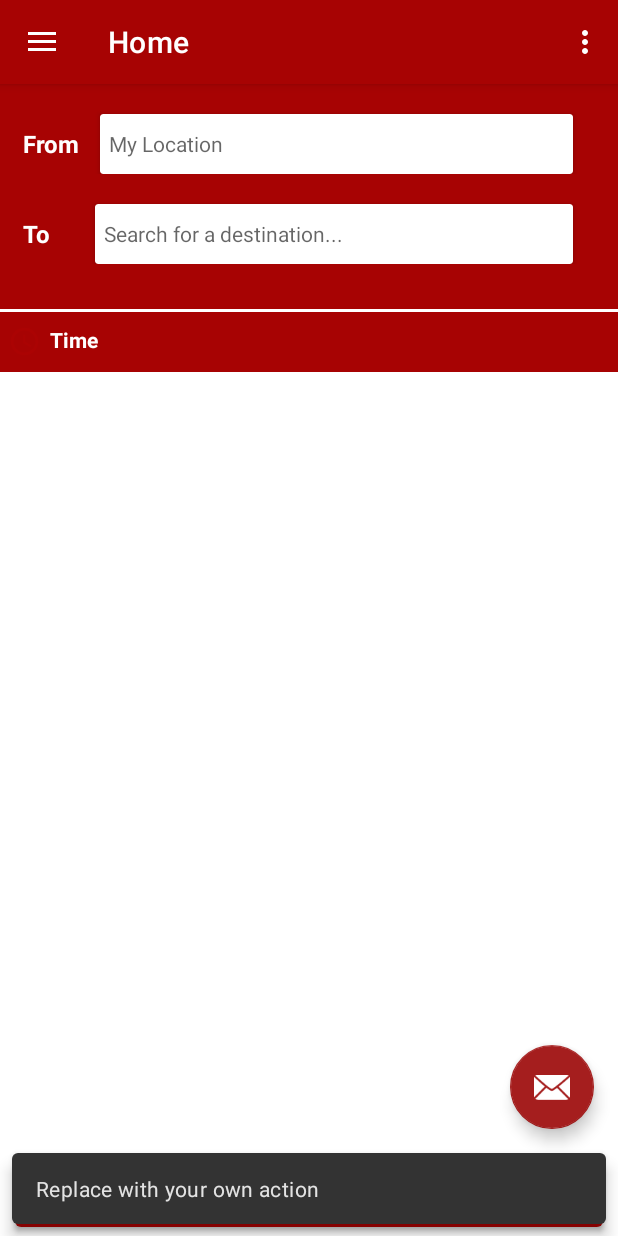
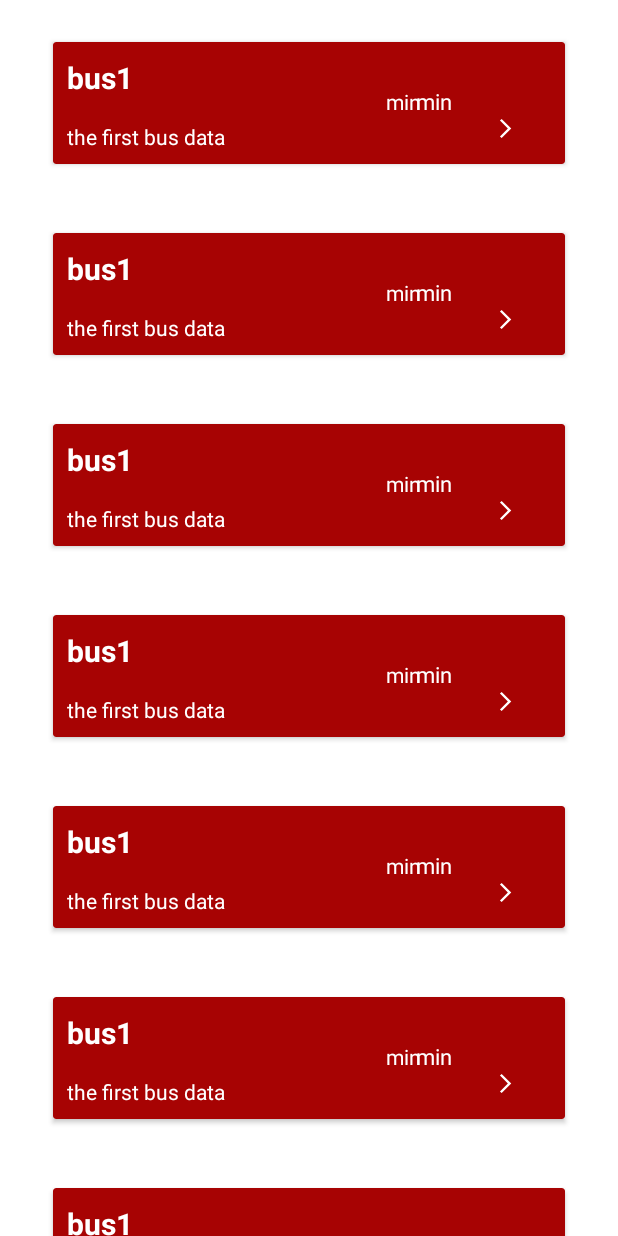
Before and after one commit to HashBusProject/UserApplication, an Android app: the MainActivity screen opened directly, with no data from a screen before it, after a tap on an icon or button, on a phone screen of 412 x 824 dp. Run offline under Robolectric (Android 15) with nearby library versions, the phone set to English and light mode, and no system bars; our stand-ins replace navigation-ui; 1 statement that could not run was skipped.

Commit message:
fix this error

```diff
--- a/app/src/main/java/com/hashimte/hashbus1/MainActivity.java
+++ b/app/src/main/java/com/hashimte/hashbus1/MainActivity.java
@@ -1,5 +1,6 @@
 package com.hashimte.hashbus1;
 
+import android.content.Intent;
 import android.os.Bundle;
 import android.view.View;
 import android.view.Menu;
@@ -15,6 +16,7 @@ import androidx.navigation.ui.NavigationUI;
 import androidx.drawerlayout.widget.DrawerLayout;
 import androidx.appcompat.app.AppCompatActivity;
 import com.hashimte.hashbus1.databinding.ActivityMainBinding;
+import com.hashimte.hashbus1.ui.search.RecyclerSearchActivity;
 
 public class MainActivity extends AppCompatActivity {
 
@@ -34,6 +36,8 @@ public class MainActivity extends AppCompatActivity {
             public void onClick(View view) {
                 Snackbar.make(view, "Replace with your own action", Snackbar.LENGTH_LONG)
                         .setAction("Action", null).show();
+                Intent intent=new Intent(MainActivity.this, RecyclerSearchActivity.class);
+                startActivity(intent);
             }
         });
 
--- /dev/null
+++ b/app/src/main/java/com/hashimte/hashbus1/ui/search/RecyclerSearchActivity.java
@@ -0,0 +1,45 @@
+package com.hashimte.hashbus1.ui.search;
+
+import androidx.appcompat.app.AppCompatActivity;
+import androidx.recyclerview.widget.LinearLayoutManager;
+import  androidx.recyclerview.widget.RecyclerView;
+import android.os.Bundle;
+import android.widget.CalendarView;
+
+import com.hashimte.hashbus1.R;
+
+public class RecyclerSearchActivity extends AppCompatActivity {
+    private RecyclerView recyclerView;
+    private SearchData[]searchData;
+
+
+    @Override
+    protected void onCreate(Bundle savedInstanceState) {
+        super.onCreate(savedInstanceState);
+        setContentView(R.layout.activity_recycler_search);
+       recyclerView =  findViewById(R.id.searchRecyclerView);
+       recyclerView.setHasFixedSize(true);
+       recyclerView.setLayoutManager(new LinearLayoutManager(this));
+
+
+        searchData=new SearchData[]{
+                new SearchData("bus1", "the first bus data",22,"min"),
+                new SearchData("bus1", "the first bus data",22,"min"),
+                new SearchData("bus1", "the first bus data",22,"min"),
+                new SearchData("bus1", "the first bus data",22,"min"),
+                new SearchData("bus1", "the first bus data",22,"min"),
+                new SearchData("bus1", "the first bus data",22,"min"),
+                new SearchData("bus1", "the first bus data",22,"min"),
+                new SearchData("bus1", "the first bus data",22,"min"),
+
+
+
+        };
+
+        SearchAdapter searchAdapter=new SearchAdapter(searchData,RecyclerSearchActivity.this);
+        recyclerView.setAdapter(searchAdapter);
+
+
+
+    }
+}
--- /dev/null
+++ b/app/src/main/java/com/hashimte/hashbus1/ui/search/SearchAdapter.java
@@ -0,0 +1,80 @@
+package com.hashimte.hashbus1.ui.search;
+
+
+
+import android.content.Context;
+
+import android.view.LayoutInflater;
+import android.view.View;
+import android.view.ViewGroup;
+
+import android.widget.TextView;
+import android.widget.Toast;
+
+import androidx.annotation.NonNull;
+import androidx.recyclerview.widget.RecyclerView;
+
+import com.google.android.material.textview.MaterialTextView;
+import com.hashimte.hashbus1.R;
+
+public class SearchAdapter extends RecyclerView.Adapter<SearchAdapter.ViewHolder>{
+  private SearchData[] searchData;
+    private Context context;
+
+
+    public SearchAdapter(SearchData[] searchData, Context context) {
+        this.searchData = searchData;
+        this.context = context;
+    }
+
+    @NonNull
+    @Override
+    public ViewHolder onCreateViewHolder(@NonNull ViewGroup parent, int viewType) {
+        LayoutInflater layoutInflater=LayoutInflater.from(parent.getContext());
+        View view=layoutInflater.inflate(R.layout.search_card,parent,false);
+
+        return new ViewHolder(view);
+    }
+
+    @Override
+    public void onBindViewHolder(@NonNull SearchAdapter.ViewHolder holder, int position) {
+       final SearchData searchData1=searchData[position];
+        holder.startLocation.setText(searchData1.getStartLocation());
+        holder.endLocation.setText(searchData1.getEndLocation());
+        holder.waitTime.setText(searchData1.getWaitTime());
+        holder.waitTime.setText(searchData1.getWaitMinTime());
+
+
+        holder.itemView.setOnClickListener(new View.OnClickListener() {
+            @Override
+            public void onClick(View view) {
+
+
+
+                Toast.makeText(context, searchData1.getStartLocation(), Toast.LENGTH_SHORT).show();
+
+            }
+        });
+    }
+
+    @Override
+    public int getItemCount() {
+
+        return searchData.length;
+    }
+    public class ViewHolder extends RecyclerView.ViewHolder{
+
+        MaterialTextView startLocation,endLocation,waitMinTime,waitTime;
+        public ViewHolder(@NonNull View itemView) {
+
+
+            super(itemView);
+           startLocation=itemView.findViewById(R.id.startLocation);
+           endLocation=itemView.findViewById(R.id.endLocation);
+           waitTime=itemView.findViewById(R.id.waitTime);
+           waitMinTime=itemView.findViewById(R.id.waitMinTime);
+
+
+        }
+    }
+}
--- /dev/null
+++ b/app/src/main/java/com/hashimte/hashbus1/ui/search/SearchData.java
@@ -0,0 +1,47 @@
+package com.hashimte.hashbus1.ui.search;
+
+public class SearchData {
+    private String startLocation;
+    private String endLocation;
+    private String waitMinTime;
+    private Integer waitTime;
+
+    public SearchData(String startLocation, String endLocation,  Integer waitTime,String waitMinTime) {
+        this.startLocation = startLocation;
+        this.endLocation = endLocation;
+        this.waitMinTime = waitMinTime;
+        this.waitTime = waitTime;
+    }
+
+    public String getStartLocation() {
+        return startLocation;
+    }
+
+    public void setStartLocation(String startLocation) {
+        this.startLocation = startLocation;
+    }
+
+    public String getEndLocation() {
+        return endLocation;
+    }
+
+    public void setEndLocation(String endLocation) {
+        this.endLocation = endLocation;
+    }
+
+    public String getWaitMinTime() {
+        return waitMinTime;
+    }
+
+    public void setWaitMinTime(String waitMinTime) {
+        this.waitMinTime = waitMinTime;
+    }
+
+    public Integer getWaitTime() {
+        return waitTime;
+    }
+
+    public void setWaitTime(Integer waitTime) {
+        this.waitTime = waitTime;
+    }
+}
--- /dev/null
+++ b/app/src/main/res/drawable/baseline_arrow_forward_ios_24.xml
@@ -0,0 +1,5 @@
+<vector android:autoMirrored="true" android:height="15dp"
+    android:tint="#FFFFFF" android:viewportHeight="24"
+    android:viewportWidth="24" android:width="15dp" xmlns:android="http://schemas.android.com/apk/res/android">
+    <path android:fillColor="@android:color/white" android:pathData="M6.23,20.23l1.77,1.77l10,-10l-10,-10l-1.77,1.77l8.23,8.23z"/>
+</vector>
--- /dev/null
+++ b/app/src/main/res/layout/activity_recycler_search.xml
@@ -0,0 +1,24 @@
+<?xml version="1.0" encoding="utf-8"?>
+<LinearLayout xmlns:android="http://schemas.android.com/apk/res/android"
+    xmlns:app="http://schemas.android.com/apk/res-auto"
+    xmlns:tools="http://schemas.android.com/tools"
+    android:layout_width="match_parent"
+    android:layout_height="match_parent"
+    android:background="@color/white"
+    android:orientation="vertical"
+    android:gravity="center"
+    tools:context=".ui.search.RecyclerSearchActivity">
+
+
+
+    <androidx.recyclerview.widget.RecyclerView
+        android:id="@+id/searchRecyclerView"
+        android:layout_width="match_parent"
+        android:layout_height="match_parent"
+        app:layoutManager="androidx.recyclerview.widget.LinearLayoutManager"
+        app:layout_behavior="@string/appbar_scrolling_view_behavior"
+         />
+
+
+
+</LinearLayout>
--- /dev/null
+++ b/app/src/main/res/layout/search_card.xml
@@ -0,0 +1,98 @@
+<?xml version="1.0" encoding="utf-8"?>
+<LinearLayout xmlns:android="http://schemas.android.com/apk/res/android"
+    android:layout_width="match_parent"
+    android:layout_height="wrap_content"
+    xmlns:app="http://schemas.android.com/apk/res-auto"
+    android:padding="10dp"
+    android:orientation="vertical"
+    android:layout_marginStart="10sp"
+    android:layout_marginEnd="10sp"
+    android:gravity="center"
+    android:layout_marginTop="10sp">
+
+    <androidx.cardview.widget.CardView
+        android:id="@+id/search_card"
+        android:layout_width="match_parent"
+        android:layout_height="wrap_content"
+        app:cardBackgroundColor="@color/hash_dark"
+        android:elevation="1.5sp"
+        android:layout_marginHorizontal="15sp"
+        android:layout_marginVertical="8sp"
+        >
+        <com.google.android.material.textview.MaterialTextView
+            android:id="@+id/startLocation"
+            android:layout_width="wrap_content"
+            android:layout_height="wrap_content"
+            android:text="Start Location"
+            android:textColor="@color/white"
+            android:textStyle="bold"
+            android:textSize="20sp"
+            android:layout_gravity="start"
+            android:layout_marginBottom="40sp"
+            android:layout_marginStart="9sp"
+            android:layout_marginTop="10sp"/>
+        <com.google.android.material.textview.MaterialTextView
+            android:id="@+id/endLocation"
+
+            android:layout_width="wrap_content"
+            android:layout_height="wrap_content"
+            android:textColor="@color/white"
+            android:textSize="14sp"
+            android:textStyle="normal"
+            android:text="End Location"
+            android:layout_gravity="bottom"
+            android:layout_marginTop="40sp"
+            android:paddingBottom="3sp"
+            android:layout_marginStart="9sp"
+            android:layout_marginBottom="5sp"
+
+            />
+
+        <RelativeLayout
+            android:layout_width="wrap_content"
+            android:layout_height="wrap_content"
+            android:layout_gravity="end"
+            android:layout_marginEnd="20sp">
+
+            <com.google.android.material.textview.MaterialTextView
+                android:id="@+id/waitTime"
+                android:layout_width="48sp"
+                android:layout_height="48sp"
+                android:layout_gravity="end"
+                android:layout_marginTop="30sp"
+                android:layout_marginEnd="51sp"
+                android:inputType="time"
+                android:paddingEnd="3sp"
+                android:text="22"
+                android:textColor="@color/white"
+                android:textSize="14sp" />
+
+            <com.google.android.material.textview.MaterialTextView
+                android:id="@+id/waitMinTime"
+                android:layout_width="48sp"
+                android:layout_height="48sp"
+                android:layout_gravity="end"
+                android:layout_marginStart="20sp"
+                android:layout_marginTop="29sp"
+                android:layout_marginEnd="30sp"
+                android:inputType="text"
+                android:text="min"
+                android:textColor="@color/white"
+                android:textSize="14.6sp" />
+
+        </RelativeLayout>
+
+        <ImageButton
+            android:contentDescription="forword"
+            android:layout_width="48sp"
+            android:layout_height="48sp"
+            android:layout_gravity="end"
+            android:src="@drawable/baseline_arrow_forward_ios_24"
+            android:background="@color/hash_dark"
+            android:layout_marginTop="33sp"
+            android:layout_marginEnd="16sp"/>
+
+    </androidx.cardview.widget.CardView>
+
+
+</LinearLayout>
```
Also changed, not shown: app/build.gradle.kts (+9 -2 lines), app/src/main/AndroidManifest.xml (+9 -8 lines).
